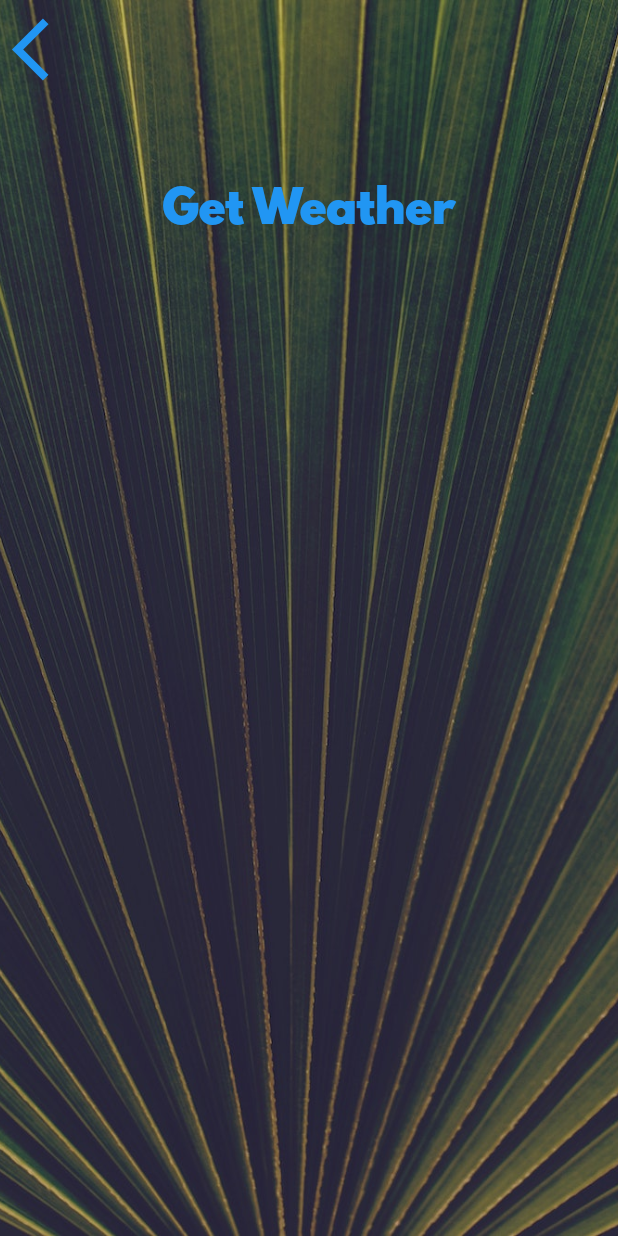
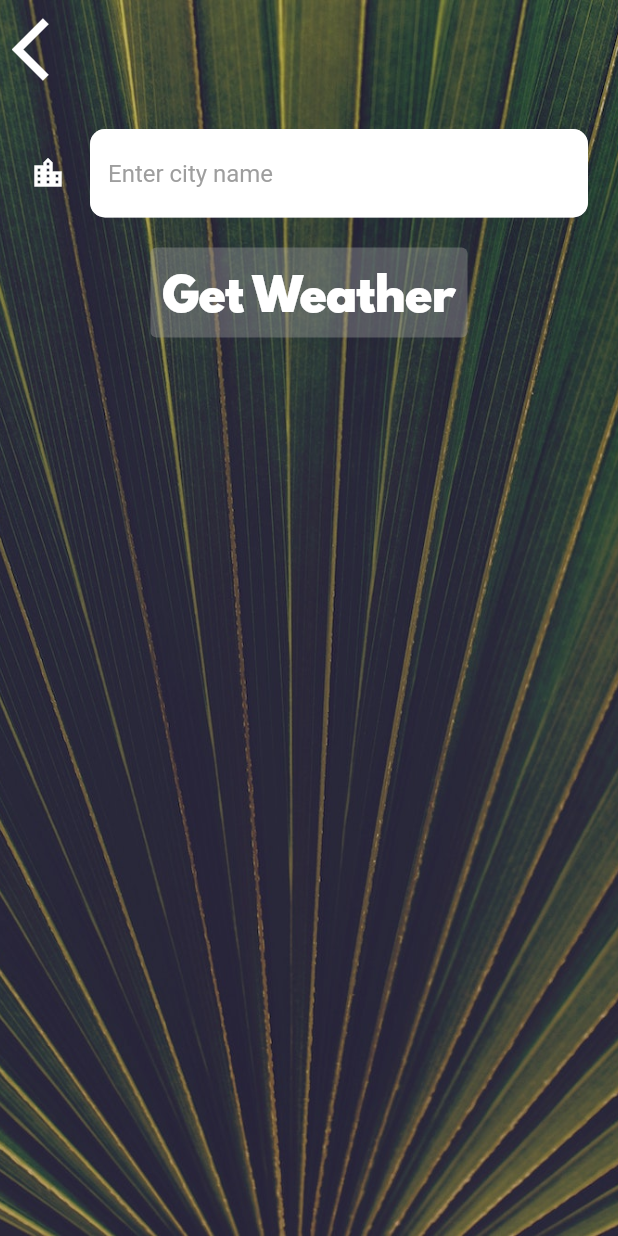
Before and after one commit to KoopaEater/clima, a Flutter app: the CityScreen screen opened directly, on a phone screen of 412 x 824 dp. Run offline on Flutter 3.47's test engine with Material 2 defaults, Android fonts, the phone set to English and light mode, and no system bars; our stand-ins replace flutter_spinkit, geolocator; network calls fail.

Commit message:
The app is done after implementing city weather data aswell.

```diff
--- a/lib/screens/city_screen.dart
+++ b/lib/screens/city_screen.dart
@@ -7,6 +7,9 @@ class CityScreen extends StatefulWidget {
 }
 
 class _CityScreenState extends State<CityScreen> {
+
+  String? typedName;
+
   @override
   Widget build(BuildContext context) {
     return Scaffold(
@@ -24,19 +27,35 @@ class _CityScreenState extends State<CityScreen> {
               Align(
                 alignment: Alignment.topLeft,
                 child: TextButton(
-                  onPressed: () {},
+                  onPressed: () {
+                    Navigator.pop(context);
+                  },
                   child: Icon(
                     Icons.arrow_back_ios,
                     size: 50.0,
+                    color: Colors.white,
                   ),
                 ),
               ),
               Container(
                 padding: EdgeInsets.all(20.0),
-                child: null,
+                child: TextField(
+                  style: TextStyle(
+                    color: Colors.black,
+                  ),
+                  decoration: kInputDecoration,
+                  onChanged: (value) {
+                    typedName = value;
+                  },
+                ),
               ),
               TextButton(
-                onPressed: () {},
+                onPressed: () {
+                  Navigator.pop(context, typedName);
+                },
+                style: ButtonStyle(
+                  backgroundColor: MaterialStatePropertyAll(Colors.grey.withAlpha(0x66)),
+                ),
                 child: Text(
                   'Get Weather',
                   style: kButtonTextStyle,
--- a/lib/screens/loading_screen.dart
+++ b/lib/screens/loading_screen.dart
@@ -1,8 +1,5 @@
 import 'package:clima/screens/location_screen.dart';
-import 'package:clima/services/location.dart';
-import 'package:clima/services/networking.dart';
 import 'package:clima/services/weather.dart';
-import 'package:clima/utilities/constants.dart';
 import 'package:flutter/material.dart';
 import 'package:flutter_spinkit/flutter_spinkit.dart';
 
@@ -22,7 +19,7 @@ class _LoadingScreenState extends State<LoadingScreen> {
 
     var decodedData = await WeatherModel().getLocationWeather();
 
-    Navigator.push(
+    Navigator.pushReplacement(
       context,
       MaterialPageRoute(
         builder: (context) => LocationScreen(
--- a/lib/utilities/constants.dart
+++ b/lib/utilities/constants.dart
@@ -4,7 +4,7 @@ const String kApiKey = 'bcd5d3714b7ae41e0a5d5efbc5c21922';
 
 const kTempTextStyle = TextStyle(
   fontFamily: 'Spartan MB',
-  fontSize: 100.0,
+  fontSize: 80.0,
 );
 
 const kMessageTextStyle = TextStyle(
@@ -15,8 +15,25 @@ const kMessageTextStyle = TextStyle(
 const kButtonTextStyle = TextStyle(
   fontSize: 30.0,
   fontFamily: 'Spartan MB',
+  color: Colors.white,
 );
 
 const kConditionTextStyle = TextStyle(
   fontSize: 100.0,
 );
+
+final kInputDecoration = InputDecoration(
+  filled: true,
+  fillColor: Colors.white,
+  icon: Icon(
+    Icons.location_city,
+    color: Colors.white,
+  ),
+  border: OutlineInputBorder(
+    borderRadius: BorderRadius.circular(10.0),
+  ),
+  hintText: 'Enter city name',
+  hintStyle: TextStyle(
+    color: Colors.grey,
+  ),
+);
```
Also changed, not shown: lib/screens/location_screen.dart (+7 -1 lines), lib/services/weather.dart (+14 -1 lines).
